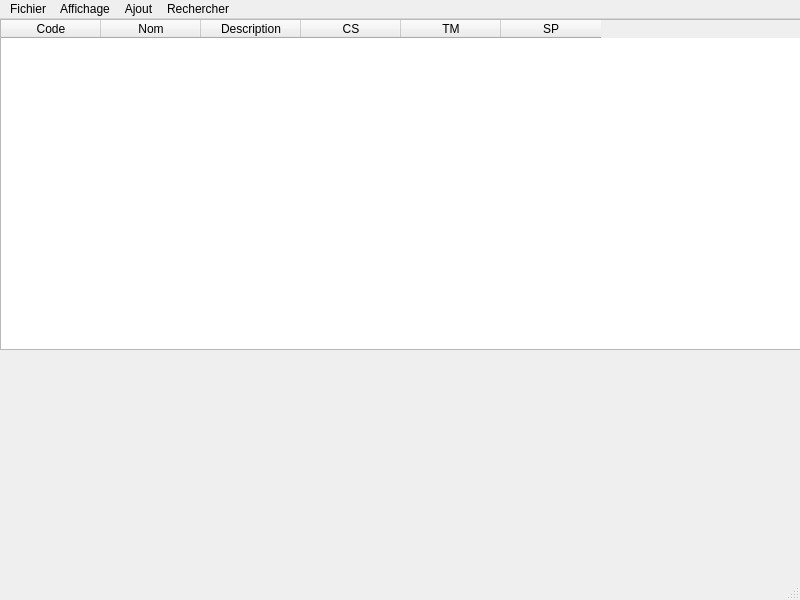
The window that mainfenetre.ui (Timost/LO21) describes before a commit, drawn with Qt 5.
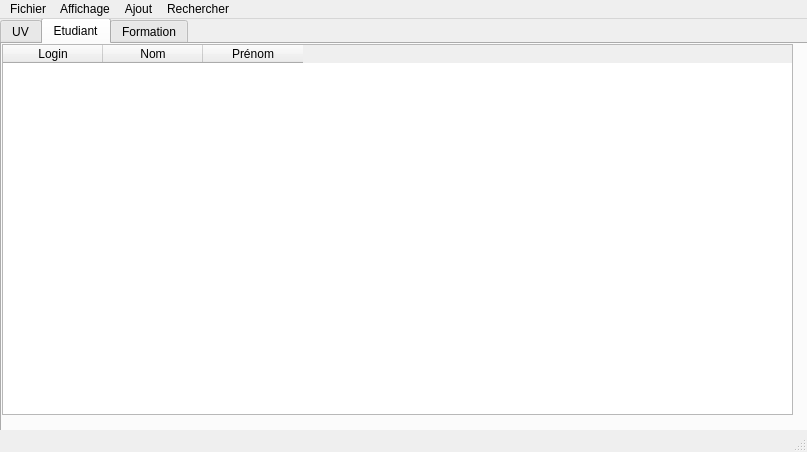
The same window after the commit. The open tabs and pages were chosen to show the change.

Patch:
```diff
--- a/mainfenetre.ui
+++ b/mainfenetre.ui
@@ -6,21 +6,37 @@
    <rect>
     <x>0</x>
     <y>0</y>
-    <width>800</width>
-    <height>600</height>
+    <width>807</width>
+    <height>452</height>
    </rect>
   </property>
   <property name="windowTitle">
    <string>MainWindow</string>
   </property>
   <widget class="QWidget" name="centralwidget">
-   <widget class="QTableWidget" name="tableWidget">
+   <widget class="QTabWidget" name="tabWidget">
     <property name="geometry">
      <rect>
       <x>0</x>
-      <y>0</y>
-      <width>801</width>
-      <height>331</height>
+      <y>-1</y>
+      <width>811</width>
+      <height>431</height>
+     </rect>
+    </property>
+    <property name="currentIndex">
+     <number>0</number>
+    </property>
+    <widget class="QWidget" name="UVTab">
+     <attribute name="title">
+      <string>UV</string>
+     </attribute>
+     <widget class="QTableWidget" name="UVTable">
+      <property name="geometry">
+       <rect>
+        <x>5</x>
+        <y>1</y>
+        <width>791</width>
+        <height>391</height>
      </rect>
     </property>
     <column>
@@ -30,6 +46,56 @@
     </column>
     <column>
      <property name="text">
+        <string>Titre</string>
+       </property>
+      </column>
+     </widget>
+    </widget>
+    <widget class="QWidget" name="EtudiantTab">
+     <attribute name="title">
+      <string>Etudiant</string>
+     </attribute>
+     <widget class="QTableWidget" name="EtudiantTable">
+      <property name="geometry">
+       <rect>
+        <x>0</x>
+        <y>0</y>
+        <width>791</width>
+        <height>371</height>
+       </rect>
+      </property>
+      <column>
+       <property name="text">
+        <string>Login</string>
+       </property>
+      </column>
+      <column>
+       <property name="text">
+        <string>Nom</string>
+       </property>
+      </column>
+      <column>
+       <property name="text">
+        <string>Prénom</string>
+       </property>
+      </column>
+     </widget>
+    </widget>
+    <widget class="QWidget" name="FormationTab">
+     <attribute name="title">
+      <string>Formation</string>
+     </attribute>
+     <widget class="QTableWidget" name="FormationTable">
+      <property name="geometry">
+       <rect>
+        <x>0</x>
+        <y>0</y>
+        <width>791</width>
+        <height>401</height>
+       </rect>
+      </property>
+      <column>
+       <property name="text">
       <string>Nom</string>
      </property>
     </column>
@@ -38,21 +104,8 @@
       <string>Description</string>
      </property>
     </column>
-    <column>
-     <property name="text">
-      <string>CS</string>
-     </property>
-    </column>
-    <column>
-     <property name="text">
-      <string>TM</string>
-     </property>
-    </column>
-    <column>
-     <property name="text">
-      <string>SP</string>
-     </property>
-    </column>
+     </widget>
+    </widget>
    </widget>
   </widget>
   <widget class="QMenuBar" name="menubar">
@@ -60,7 +113,7 @@
     <rect>
      <x>0</x>
      <y>0</y>
-     <width>800</width>
+     <width>807</width>
      <height>21</height>
     </rect>
    </property>
```
Lines whose indentation alone changed are shown as unchanged.
